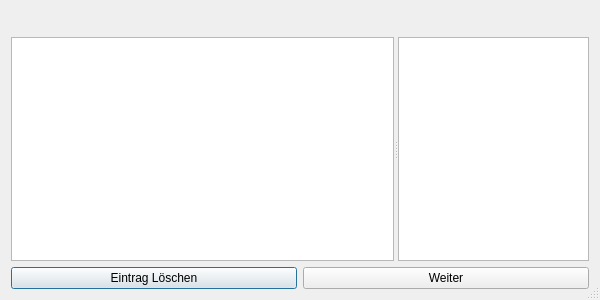
Qt form kleiner-brauhelfer/dialogs/dlgdatabasecleaner.ui (kleiner-brauhelfer/kleiner-brauhelfer-2) before a commit.
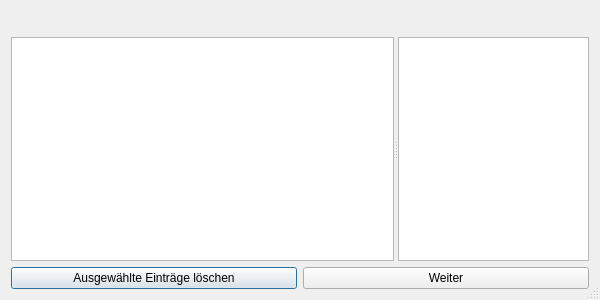
The same form after that commit. Custom widgets are drawn as their Qt base class.

What changed in the file:
```diff
--- a/kleiner-brauhelfer/dialogs/dlgdatabasecleaner.ui
+++ b/kleiner-brauhelfer/dialogs/dlgdatabasecleaner.ui
@@ -110,7 +110,7 @@
         <string>&lt;html&gt;&lt;head/&gt;&lt;body&gt;&lt;p&gt;Mit dem Button &lt;span style=&quot; font-weight:600;&quot;&gt;Eintrag löschen&lt;/span&gt; werden die markierten Einträge aus der Datenbank gelöscht.&lt;/p&gt;&lt;p&gt;&lt;span style=&quot; font-weight:600; color:#fc0107;&quot;&gt;Achtung: &lt;/span&gt;Änderungen an der Datenbank sollten nur von erfahrenen Anwendern vorgenommen werden. Die Änderungen werden erst mit dem Speichern der Datenbank definitiv übernommen.&lt;/p&gt;&lt;/body&gt;&lt;/html&gt;</string>
        </property>
        <property name="text">
-        <string>Eintrag Löschen</string>
+        <string>Ausgewählte Einträge löschen</string>
        </property>
       </widget>
      </item>
```
